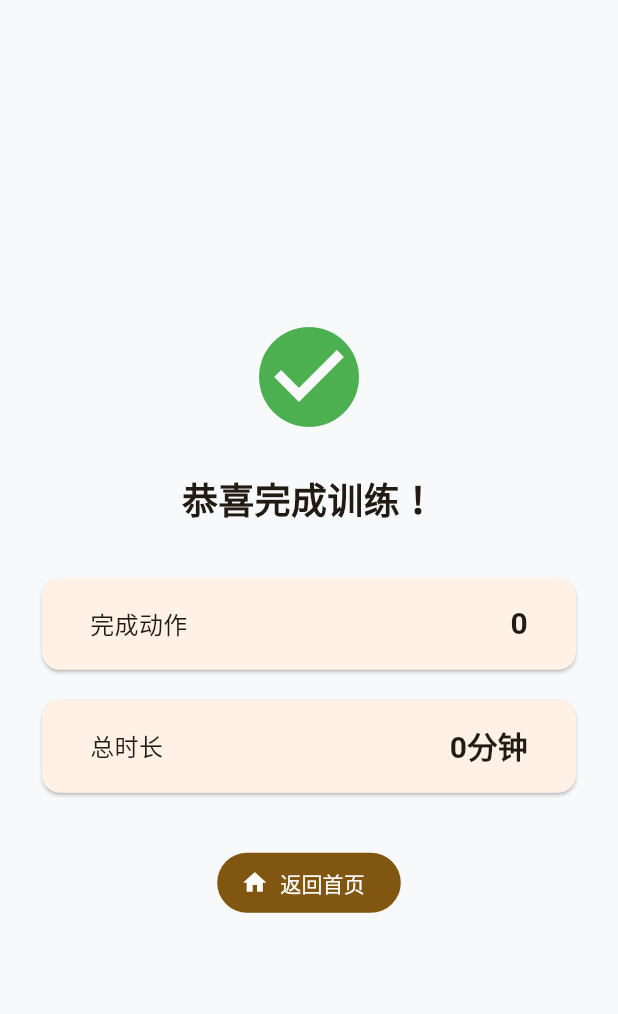
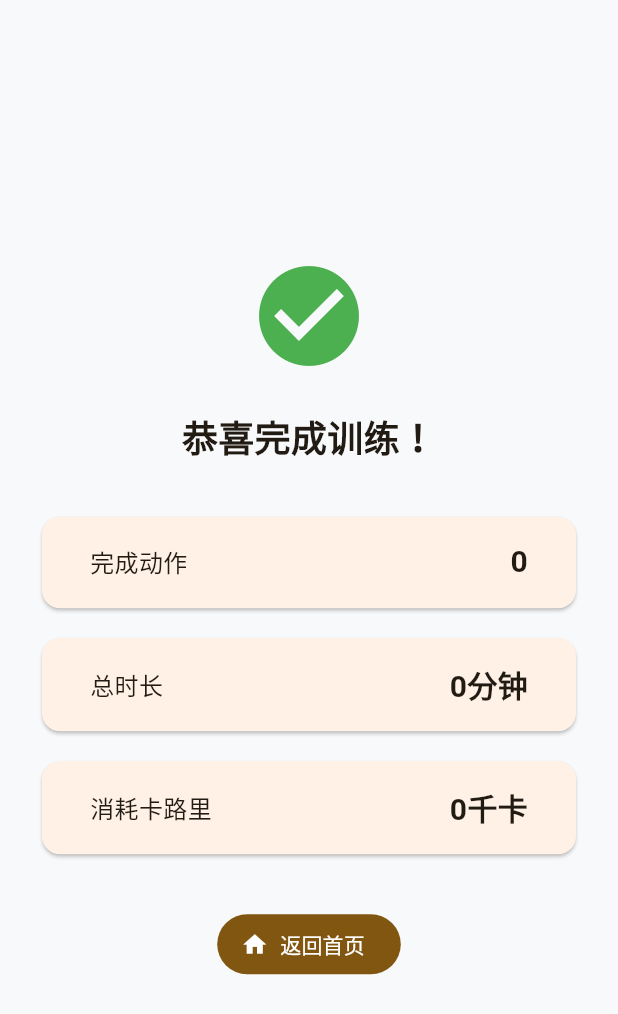
Before and after one commit to boyingliu01/personal-workout-android, a Flutter app: the _CompleteContent widget shown alone on an empty page, opened directly with empty values, on a phone screen of 412 x 824 dp. Shown: the top 1014 px of the screen. Run offline on Flutter 3.47's test engine with Material 3 defaults, Android fonts, the light colour scheme and no system bars; our stand-ins replace audioplayers, flutter_riverpod, flutter_tts, hive_flutter, shared_preferences, video_player; accounts and stored records are empty.

Commit message:
feat: 添加卡路里消耗估算到训练完成页
- 根据训练类型和时长估算卡路里消耗
- 不同训练类型使用不同强度系数
- 所有 96 个测试通过

```diff
--- a/runner_app/lib/presentation/screens/workout_complete_screen.dart
+++ b/runner_app/lib/presentation/screens/workout_complete_screen.dart
@@ -55,6 +55,23 @@ class _CompleteContent extends StatelessWidget {
 
   const _CompleteContent({required this.session, required this.onGoHome});
 
+  /// Estimate calories burned based on training duration and type.
+  /// Strength training: ~5-7 calories per minute.
+  int _estimateCalories(TrainingSession session) {
+    final minutes = session.totalSeconds / 60;
+    // Different workout types have different intensity
+    final caloriesPerMinute = switch (session.workoutId) {
+      'warmup' => 4.0,
+      'stretch' => 3.0,
+      'legs' => 7.0,
+      'core' => 6.0,
+      'upper_body' => 5.5,
+      'full_body' => 8.0,
+      _ => 6.0,
+    };
+    return (minutes * caloriesPerMinute).round();
+  }
+
   @override
   Widget build(BuildContext context) {
     return Center(
@@ -75,6 +92,11 @@ class _CompleteContent extends StatelessWidget {
             _StatCard(
               label: '总时长',
               value: '${(session.totalSeconds / 60).round()}分钟',
+            ),
+            const SizedBox(height: 12),
+            _StatCard(
+              label: '消耗卡路里',
+              value: '${_estimateCalories(session)}千卡',
             ),
             const SizedBox(height: 32),
             FilledButton.icon(
```
